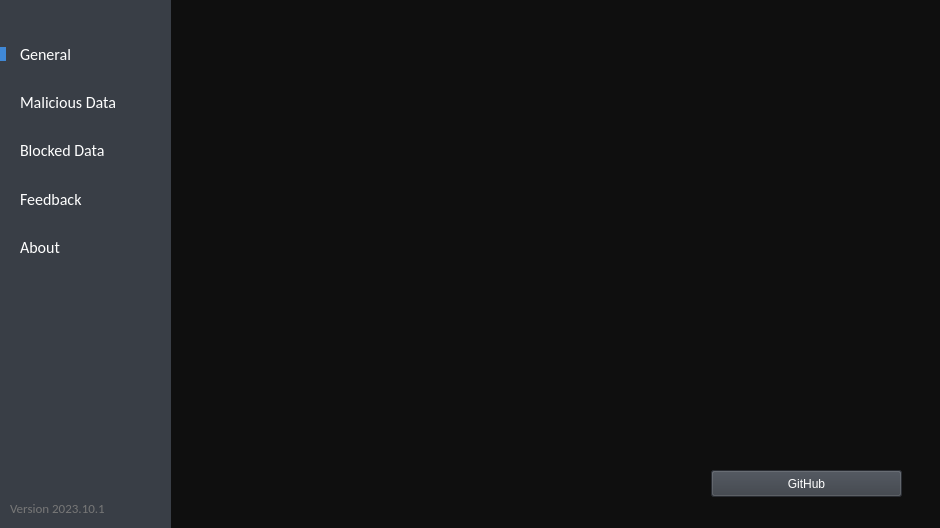
First picture: the form in project/ui/pref.ui, repository lMonshor/SurfSentry, before the edit.
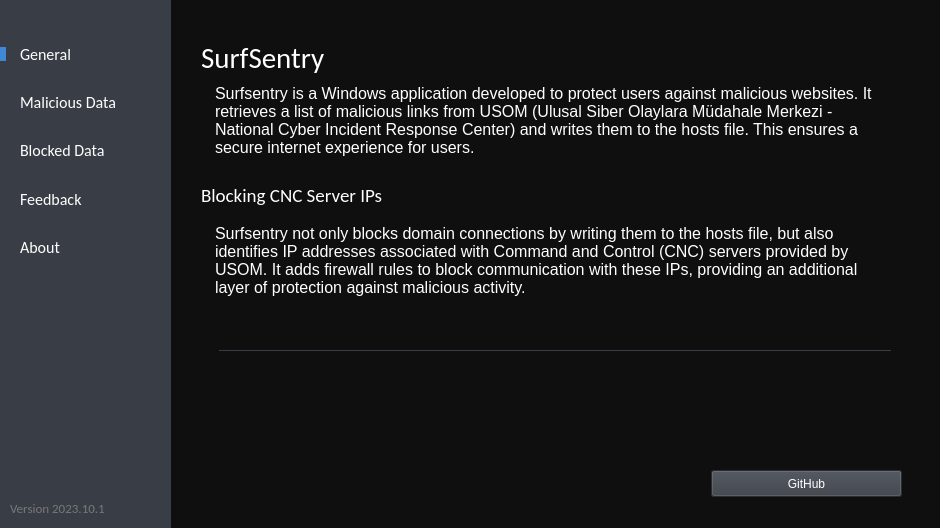
Second picture: the form after the edit. The open tabs and pages were chosen to show the change. Icons and pictures are not drawn.

```diff
--- a/project/ui/pref.ui
+++ b/project/ui/pref.ui
@@ -2322,6 +2322,152 @@
           <string>GitHub</string>
          </property>
         </widget>
+        <widget class="QPlainTextEdit" name="ab_first_desc_text">
+         <property name="geometry">
+          <rect>
+           <x>40</x>
+           <y>80</y>
+           <width>671</width>
+           <height>91</height>
+          </rect>
+         </property>
+         <property name="font">
+          <font>
+           <pointsize>12</pointsize>
+          </font>
+         </property>
+         <property name="styleSheet">
+          <string notr="true">background-color:#0f0f0f;
+color:white;
+border:none;</string>
+         </property>
+         <property name="verticalScrollBarPolicy">
+          <enum>Qt::ScrollBarAlwaysOff</enum>
+         </property>
+         <property name="horizontalScrollBarPolicy">
+          <enum>Qt::ScrollBarAlwaysOff</enum>
+         </property>
+         <property name="sizeAdjustPolicy">
+          <enum>QAbstractScrollArea::AdjustIgnored</enum>
+         </property>
+         <property name="readOnly">
+          <bool>true</bool>
+         </property>
+         <property name="plainText">
+          <string>Surfsentry is a Windows application developed to protect users against malicious websites. It retrieves a list of malicious links from USOM (Ulusal Siber Olaylara Müdahale Merkezi - National Cyber Incident Response Center) and writes them to the hosts file. This ensures a secure internet experience for users.
+
+</string>
+         </property>
+         <property name="placeholderText">
+          <string/>
+         </property>
+        </widget>
+        <widget class="QLabel" name="ab_main_title">
+         <property name="geometry">
+          <rect>
+           <x>30</x>
+           <y>40</y>
+           <width>124</width>
+           <height>36</height>
+          </rect>
+         </property>
+         <property name="font">
+          <font>
+           <family>Calibri</family>
+           <pointsize>22</pointsize>
+           <bold>false</bold>
+          </font>
+         </property>
+         <property name="styleSheet">
+          <string notr="true">color:white;</string>
+         </property>
+         <property name="text">
+          <string>SurfSentry</string>
+         </property>
+        </widget>
+        <widget class="QLabel" name="ab_second_title">
+         <property name="geometry">
+          <rect>
+           <x>30</x>
+           <y>180</y>
+           <width>229</width>
+           <height>30</height>
+          </rect>
+         </property>
+         <property name="font">
+          <font>
+           <family>Calibri</family>
+           <pointsize>14</pointsize>
+           <bold>false</bold>
+          </font>
+         </property>
+         <property name="styleSheet">
+          <string notr="true">color:white;</string>
+         </property>
+         <property name="text">
+          <string>Blocking CNC Server IPs</string>
+         </property>
+        </widget>
+        <widget class="QPlainTextEdit" name="ab_second_text">
+         <property name="geometry">
+          <rect>
+           <x>40</x>
+           <y>220</y>
+           <width>671</width>
+           <height>91</height>
+          </rect>
+         </property>
+         <property name="font">
+          <font>
+           <pointsize>12</pointsize>
+          </font>
+         </property>
+         <property name="styleSheet">
+          <string notr="true">background-color:#0f0f0f;
+color:white;
+border:none;</string>
+         </property>
+         <property name="verticalScrollBarPolicy">
+          <enum>Qt::ScrollBarAlwaysOff</enum>
+         </property>
+         <property name="horizontalScrollBarPolicy">
+          <enum>Qt::ScrollBarAlwaysOff</enum>
+         </property>
+         <property name="sizeAdjustPolicy">
+          <enum>QAbstractScrollArea::AdjustIgnored</enum>
+         </property>
+         <property name="readOnly">
+          <bool>true</bool>
+         </property>
+         <property name="plainText">
+          <string>Surfsentry not only blocks domain connections by writing them to the hosts file, but also identifies IP addresses associated with Command and Control (CNC) servers provided by USOM. It adds firewall rules to block communication with these IPs, providing an additional layer of protection against malicious activity.</string>
+         </property>
+         <property name="placeholderText">
+          <string/>
+         </property>
+        </widget>
+        <widget class="Line" name="ab_first_hline">
+         <property name="geometry">
+          <rect>
+           <x>48</x>
+           <y>350</y>
+           <width>672</width>
+           <height>1</height>
+          </rect>
+         </property>
+         <property name="styleSheet">
+          <string notr="true">background-color:#393E46;</string>
+         </property>
+         <property name="frameShadow">
+          <enum>QFrame::Raised</enum>
+         </property>
+         <property name="lineWidth">
+          <number>0</number>
+         </property>
+         <property name="orientation">
+          <enum>Qt::Horizontal</enum>
+         </property>
+        </widget>
        </widget>
       </widget>
      </item>
```
Left out of the diff: 269 changed lines with no effect on the pictures.
